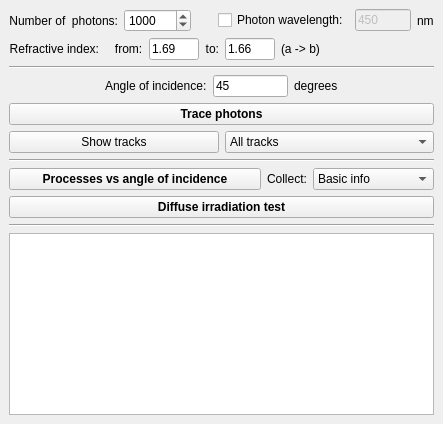
The window that ants3bundle/src/ants3/gui/photsim/aopticaloverridetester.ui (andrmor/ANTS3bundle) describes before a commit, drawn with Qt 5.
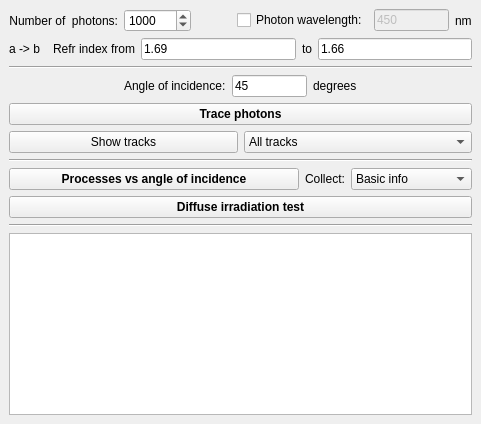
The same window after the commit.

```diff
--- a/ants3bundle/src/ants3/gui/photsim/aopticaloverridetester.ui
+++ b/ants3bundle/src/ants3/gui/photsim/aopticaloverridetester.ui
@@ -6,7 +6,7 @@
    <rect>
     <x>0</x>
     <y>0</y>
-    <width>443</width>
+    <width>481</width>
     <height>424</height>
    </rect>
   </property>
@@ -84,28 +84,34 @@
     </item>
     <item>
      <layout class="QHBoxLayout" name="horizontalLayout_3">
+      <item>
+       <widget class="QLabel" name="labMaterials">
+        <property name="text">
+         <string>a -&gt; b</string>
+        </property>
+       </widget>
+      </item>
       <item>
        <widget class="QLabel" name="label_303">
         <property name="text">
-         <string>Refractive index:</string>
+         <string>  Refr index from</string>
         </property>
         <property name="alignment">
          <set>Qt::AlignRight|Qt::AlignTrailing|Qt::AlignVCenter</set>
         </property>
        </widget>
       </item>
-      <item>
-       <widget class="QLabel" name="labFrom">
-        <property name="text">
-         <string>   from:</string>
-        </property>
-       </widget>
-      </item>
       <item>
        <widget class="QLineEdit" name="ledST_Ref1">
+        <property name="sizePolicy">
+         <sizepolicy hsizetype="MinimumExpanding" vsizetype="Fixed">
+          <horstretch>0</horstretch>
+          <verstretch>0</verstretch>
+         </sizepolicy>
+        </property>
         <property name="maximumSize">
          <size>
-          <width>50</width>
+          <width>16777215</width>
           <height>16777215</height>
          </size>
         </property>
@@ -120,7 +126,7 @@
       <item>
        <widget class="QLabel" name="labTo">
         <property name="text">
-         <string>to:</string>
+         <string>to</string>
         </property>
         <property name="alignment">
          <set>Qt::AlignRight|Qt::AlignTrailing|Qt::AlignVCenter</set>
@@ -129,9 +135,15 @@
       </item>
       <item>
        <widget class="QLineEdit" name="ledST_Ref2">
+        <property name="sizePolicy">
+         <sizepolicy hsizetype="MinimumExpanding" vsizetype="Fixed">
+          <horstretch>0</horstretch>
+          <verstretch>0</verstretch>
+         </sizepolicy>
+        </property>
         <property name="maximumSize">
          <size>
-          <width>50</width>
+          <width>16777215</width>
           <height>16777215</height>
          </size>
         </property>
@@ -143,26 +155,6 @@
         </property>
        </widget>
       </item>
-      <item>
-       <widget class="QLabel" name="labMaterials">
-        <property name="text">
-         <string>(a -&gt; b)</string>
-        </property>
-       </widget>
-      </item>
-      <item>
-       <spacer name="horizontalSpacer_2">
-        <property name="orientation">
-         <enum>Qt::Horizontal</enum>
-        </property>
-        <property name="sizeHint" stdset="0">
-         <size>
-          <width>40</width>
-          <height>20</height>
-         </size>
-        </property>
-       </spacer>
-      </item>
      </layout>
     </item>
     <item>
@@ -236,7 +228,6 @@
      <widget class="QPushButton" name="pbCSMtestmany">
       <property name="font">
        <font>
-        <weight>75</weight>
         <bold>true</bold>
        </font>
       </property>
@@ -318,7 +309,6 @@
         </property>
         <property name="font">
          <font>
-          <weight>75</weight>
           <bold>true</bold>
          </font>
         </property>
@@ -365,7 +355,6 @@
      <widget class="QPushButton" name="pbST_uniform">
       <property name="font">
        <font>
-        <weight>75</weight>
         <bold>true</bold>
        </font>
       </property>
```
Left out of the diff: 2 changed lines with no effect on the pictures.
